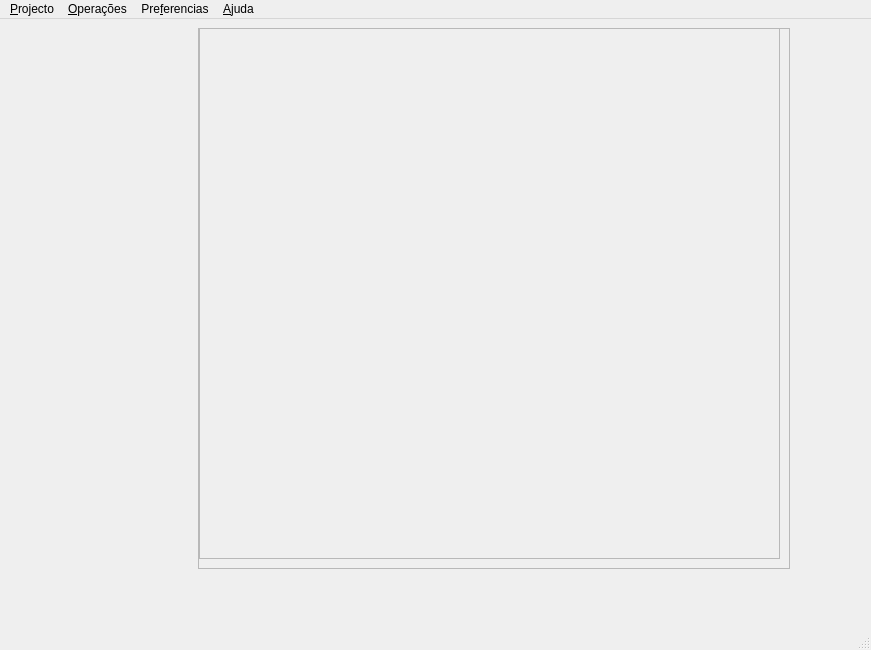
Old version of the form ui/floorplan.ui in the repository LC43/floorplan.
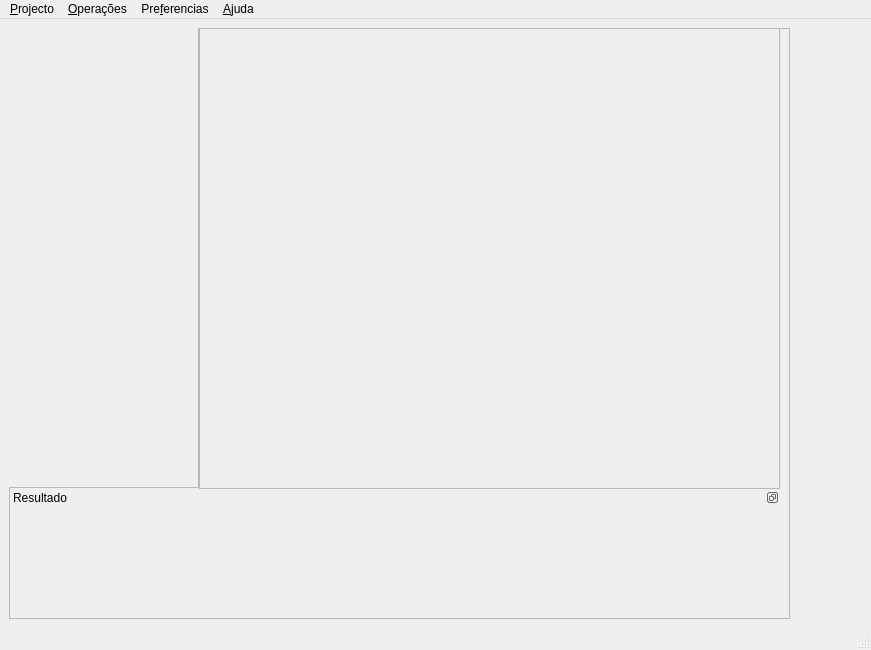
New version of the form.

Commit message: added a 3rd widget for the output

```diff
--- a/ui/floorplan.ui
+++ b/ui/floorplan.ui
@@ -19,7 +19,7 @@
       <x>9</x>
       <y>9</y>
       <width>781</width>
-      <height>541</height>
+      <height>591</height>
      </rect>
     </property>
     <layout class="QHBoxLayout" name="horizontalLayout" >
@@ -37,7 +37,7 @@
           <x>190</x>
           <y>0</y>
           <width>581</width>
-          <height>531</height>
+          <height>461</height>
          </rect>
         </property>
         <property name="frameShape" >
@@ -53,7 +53,7 @@
           <x>-1</x>
           <y>-1</y>
           <width>191</width>
-          <height>551</height>
+          <height>461</height>
          </rect>
         </property>
         <property name="frameShadow" >
@@ -68,11 +68,34 @@
            <x>0</x>
            <y>0</y>
            <width>187</width>
-           <height>547</height>
+           <height>457</height>
           </rect>
          </property>
         </widget>
        </widget>
+       <widget class="QDockWidget" name="outputwidget" >
+        <property name="geometry" >
+         <rect>
+          <x>0</x>
+          <y>460</y>
+          <width>771</width>
+          <height>131</height>
+         </rect>
+        </property>
+        <property name="floating" >
+         <bool>false</bool>
+        </property>
+        <property name="features" >
+         <set>QDockWidget::DockWidgetFloatable|QDockWidget::DockWidgetMovable</set>
+        </property>
+        <property name="allowedAreas" >
+         <set>Qt::BottomDockWidgetArea</set>
+        </property>
+        <property name="windowTitle" >
+         <string>Resultado</string>
+        </property>
+        <widget class="QWidget" name="dockWidgetContents" />
+       </widget>
       </widget>
      </item>
     </layout>
```
The commit also changes 1 other file.
